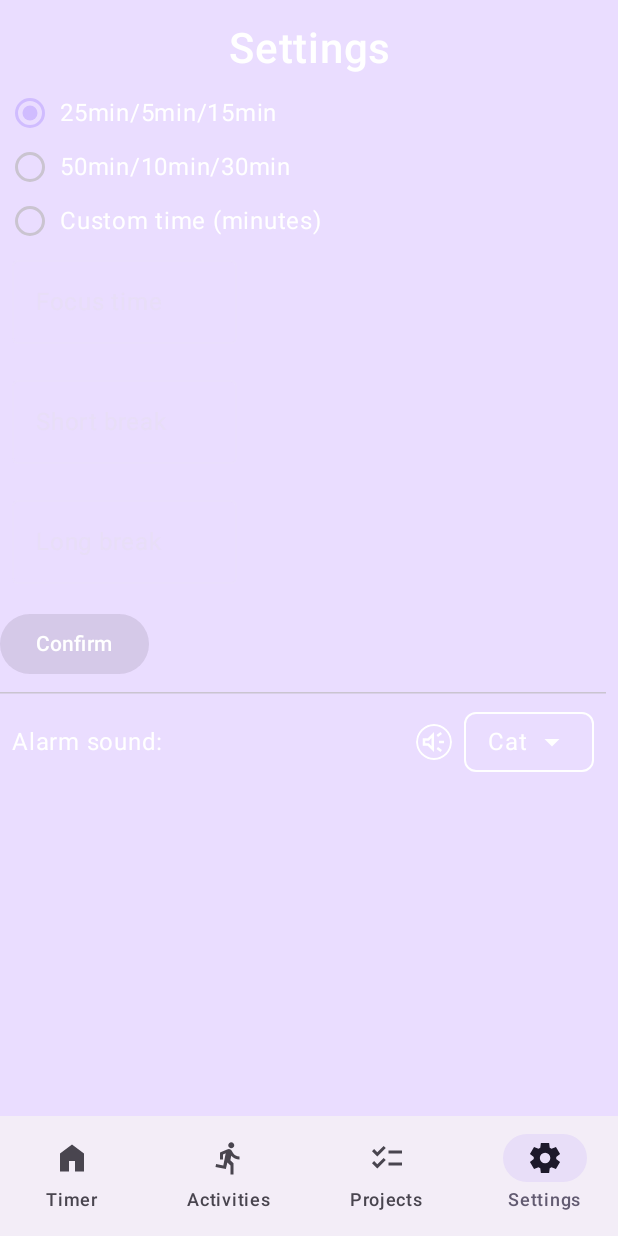
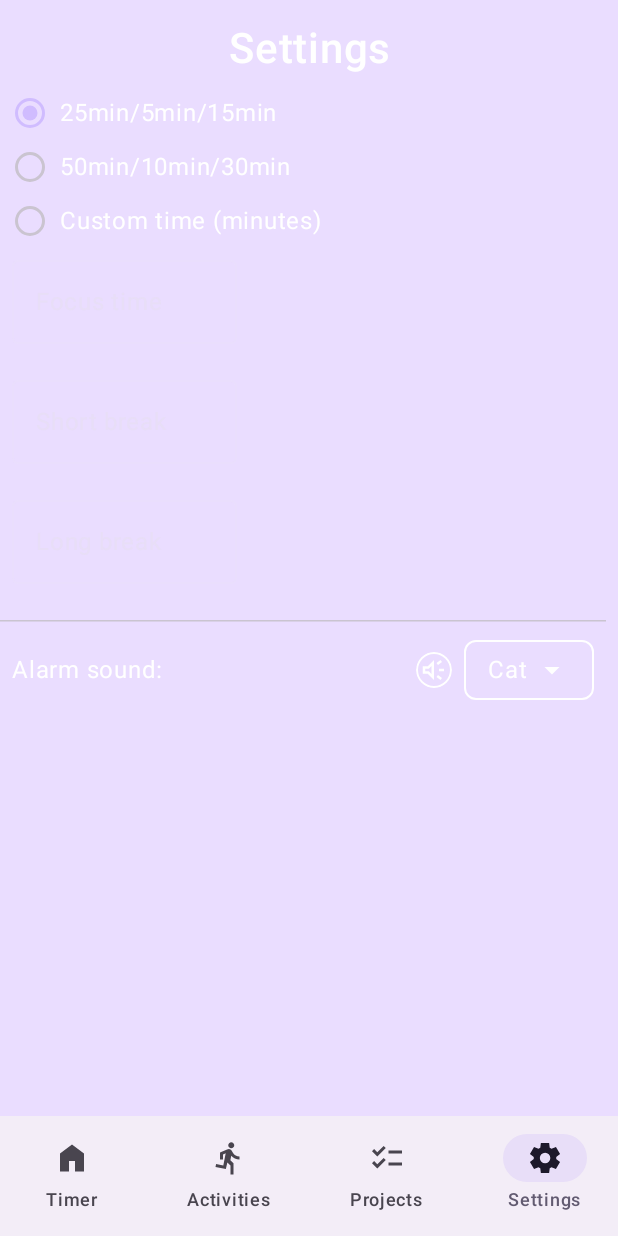
Before and after one commit to VladSavka/-PomodoroTimer, an Android app built with Jetpack Compose: the ProjectsScreen screen opened through its navigation route, item 4 of the bottom bar chosen, on a phone screen of 412 x 824 dp. Run offline under Robolectric (Android 15) with nearby library versions, the phone set to English and light mode, and no system bars; our stand-ins replace Compose Multiplatform resources; libraries missing offline, so code that uses them is left out: com.diamondedge.logging, com.russhwolf.settings, com.tweener.alarmee, dev.icerock.moko; 6 statements that could not run were skipped.

Commit message:
done settings and project  top app bar

```diff
--- a/composeApp/src/commonMain/kotlin/org/timer/main/projects/ProjectsScreen.kt
+++ b/composeApp/src/commonMain/kotlin/org/timer/main/projects/ProjectsScreen.kt
@@ -25,6 +25,7 @@ import androidx.compose.ui.text.style.*
 import androidx.compose.ui.unit.*
 import androidx.lifecycle.compose.*
 import org.koin.compose.viewmodel.*
+import org.timer.main.*
 import org.timer.main.domain.project.*
 
 @Composable
@@ -32,58 +33,116 @@ fun ProjectsScreen(
     modifier: Modifier = Modifier,
     viewModel: ProjectsViewModel = koinViewModel(),
 ) {
-
     val viewState by viewModel.viewState.collectAsStateWithLifecycle()
     var showDialog by remember { mutableStateOf(false) }
+    var prevSize by remember { mutableStateOf(viewState.projects.size) }
+    val lazyListState = rememberLazyListState()
 
-    var prevSize by remember { mutableStateOf(viewState.projects.size) }
-
-    val lazyListState = rememberLazyListState()
     LaunchedEffect(viewState.projects.size) {
         val currentSize = viewState.projects.size
-        if (prevSize > currentSize) {
+        if (prevSize < currentSize && currentSize > 0) {
+            lazyListState.animateScrollToItem(currentSize - 1)
+        }
         prevSize = currentSize
-        } else {
-            prevSize = currentSize
-            lazyListState.animateScrollToItem(lazyListState.layoutInfo.totalItemsCount)
     }
 
-
-    }
-
-    viewState.projects.forEachIndexed { index, project ->
-        LaunchedEffect(project.tasks.size) {
-            if (lazyListState.layoutInfo.totalItemsCount - 1 == index) {
-                lazyListState.animateScrollToItem(index + 1)
+    viewState.projects.forEachIndexed { projectIndex, project ->
+        LaunchedEffect(key1 = project.id, key2 = project.tasks.size) {
+            if (lazyListState.layoutInfo.totalItemsCount > 0 &&
+                lazyListState.layoutInfo.visibleItemsInfo.lastOrNull()?.index == projectIndex &&
+                project.tasks.isNotEmpty()
+            ) {
+                lazyListState.animateScrollBy(200f)
             }
         }
     }
-
 
     val dragDropState =
         rememberDragDropState(lazyListState) { fromIndex, toIndex ->
             viewModel.onProjectsDrugAndDrop(fromIndex, toIndex)
         }
 
-    Box(modifier.fillMaxSize()) {
+    Scaffold(
+        modifier = modifier,
+        containerColor = MaterialTheme.colorScheme.primaryContainer, // Explicitly set screen background
+        floatingActionButton = {
+            FloatingActionButton(
+                onClick = {
+                    viewModel.onProjectTitleUpdate("")
+                    showDialog = true
+                },
+                containerColor = MaterialTheme.colorScheme.primary, // Restored FAB color
+                contentColor = MaterialTheme.colorScheme.onPrimary   // Restored FAB content color
+            ) {
+                Icon(Icons.Filled.Add, "Add Project")
+            }
+        },
+        floatingActionButtonPosition = FabPosition.End
+    ) { paddingValues ->
+        Column(
+            modifier = Modifier
+                .fillMaxSize()
+                .padding(paddingValues)
+            // The Column itself doesn't need a background modifier now,
+            // as it will be on top of the Scaffold's background.
+        ) {
+            val isScrolled = remember {
+                derivedStateOf {
+                    lazyListState.firstVisibleItemIndex > 0 || lazyListState.firstVisibleItemScrollOffset > 0
+                }
+            }
+            val shadowElevation by animateDpAsState(
+                targetValue = if (isScrolled.value) 4.dp else 0.dp,
+                label = "shadowElevation"
+            )
+
+            if (remeberWindowInfo().isSmallScreen()) {
+                Surface(
+                    modifier = Modifier.fillMaxWidth(),
+                    shadowElevation = shadowElevation,
+                    color = MaterialTheme.colorScheme.primaryContainer
+                ) {
+                    Text(
+                        modifier = Modifier
+                            .fillMaxWidth()
+                            .padding(top = 16.dp, bottom = 8.dp),
+                        text = "Projects",
+                        fontSize = 28.sp,
+                        fontWeight = FontWeight.SemiBold,
+                        textAlign = TextAlign.Center,
+                        color = MaterialTheme.colorScheme.onPrimary
+                    )
+                }
+            }
+
             if (viewState.projects.isEmpty()) {
+                Box(
+                    modifier = Modifier
+                        .fillMaxSize()
+                ) {
                     Text(
                         textAlign = TextAlign.Center,
                         modifier = Modifier.align(Alignment.Center),
                         text = "Your project list is empty.\n Add your first project using button below.",
                         color = MaterialTheme.colorScheme.onPrimary
                     )
+                }
             } else {
-            Row(Modifier.padding(horizontal = 16.dp)) {
                 LazyColumn(
-                    modifier = Modifier.dragContainer(dragDropState),
-                    contentPadding = PaddingValues(bottom = 36.dp, top = 8.dp),
+                    modifier = Modifier
+                        .fillMaxWidth()
+                        .weight(1f)
+                        .dragContainer(dragDropState)
+                        .padding(horizontal = 16.dp),
+                    contentPadding = PaddingValues(bottom = 16.dp, top = 8.dp),
                     state = lazyListState,
                 ) {
-                    itemsIndexed(viewState.projects, key = { _, item -> item.id }) { index, item ->
+                    itemsIndexed(
+                        viewState.projects,
+                        key = { _, item -> item.id }) { index, item ->
                         DraggableItem(dragDropState, index) { isDragging ->
                             ProjectItem(
-                                modifier = Modifier.animateItem(),
+                                modifier = Modifier.animateItem(), // Changed from animateItem()
                                 project = item,
                                 isDrugging = isDragging,
                                 onDeleteClick = { viewModel.removeProject(it) },
@@ -112,7 +171,11 @@ fun ProjectsScreen(
                                     viewModel.onSubmitEditProjectName(id, name)
                                 },
                                 onSubmitEditTaskDescription = { projectId, taskId, name ->
-                                    viewModel.onSubmitEditTaskDescription(projectId, taskId, name)
+                                    viewModel.onSubmitEditTaskDescription(
+                                        projectId,
+                                        taskId,
+                                        name
+                                    )
                                 },
                                 onDeleteTaskClick = { projectId, taskId ->
                                     viewModel.onDeleteTaskClick(projectId, taskId)
@@ -121,21 +184,8 @@ fun ProjectsScreen(
                             Spacer(modifier = Modifier.size(8.dp))
                         }
                     }
-
                 }
             }
-        }
-
-        FloatingActionButton(
-            modifier = Modifier.align(Alignment.BottomEnd).padding(16.dp),
-            onClick = {
-                viewModel.onProjectTitleUpdate("")
-                showDialog = true
-            },
-            containerColor = MaterialTheme.colorScheme.primary,
-            contentColor = MaterialTheme.colorScheme.onPrimary
-        ) {
-            Icon(Icons.Filled.Add, "Add Project")
         }
     }
 
--- a/composeApp/src/commonMain/kotlin/org/timer/main/settings/SettingsDialogScreen.kt
+++ b/composeApp/src/commonMain/kotlin/org/timer/main/settings/SettingsDialogScreen.kt
@@ -40,7 +40,6 @@ fun SettingsDialogScreen(
             "Custom time (minutes)"
         ),
         isDialogVisible = { isDialogVisible(it) },
-        onItemSelected = { viewModel.onPresetConfirmed() },
         viewModel,
         viewState
     )
@@ -51,7 +50,6 @@ fun SingleChoiceDialog(
     title: String,
     radioOptions: List<String>,
     isDialogVisible: (Boolean) -> Unit,
-    onItemSelected: () -> Unit,
     viewModel: SettingsViewModel,
     viewState: SettingsViewState
 ) {
@@ -72,7 +70,6 @@ fun SingleChoiceDialog(
                 viewModel,
                 viewState,
                 isSmallScreen,
-                onItemSelected
             )
 
         }
@@ -91,15 +88,9 @@ fun SingleChoiceDialog(
             onDismissRequest = {
                 isDialogVisible(false)
             },
-            dismissButton = {
-                TextButton(onClick = { isDialogVisible(false) }) {
-                    Text(text = "Dismiss")
-                }
-            },
             confirmButton = {
-                TextButton(enabled = viewState.isWebConfirmEnabled, onClick = {
+                TextButton(onClick = {
                     isDialogVisible(false)
-                    onItemSelected()
                 }) {
                     Text(text = "Confirm")
                 }
@@ -115,7 +106,6 @@ fun Content(
     viewModel: SettingsViewModel,
     viewState: SettingsViewState,
     isSmallScreen: Boolean,
-    onItemSelected: () -> Unit = {}
 ) {
     val scrollState = rememberScrollState()
     val keyboard = LocalSoftwareKeyboardController.current
@@ -143,17 +133,6 @@ fun Content(
                 .padding(end = 8.dp) // Add padding to the end of the column
         ) {
             TimerSettingsContent(items, viewModel, viewState, isSmallScreen)
-            if (isSmallScreen) {
-                Button(enabled = viewState.isMobileConfirmEnabled, onClick = {
-                    keyboard?.hide()
-                    focusManager.clearFocus()
-                    onItemSelected()
-                }) {
-                    Text(
-                        text = "Confirm", color = MaterialTheme.colorScheme.onPrimary
-                    )
-                }
-            }
             HorizontalDivider(modifier = Modifier.padding(vertical = 8.dp)) // Adjust padding as needed
             AlarmSoundContent(viewState, viewModel, isSmallScreen)
         }
@@ -187,7 +166,7 @@ private fun TimerSettingsContent(
                         OutlinedTextField(
                             value = viewState.pomodoroMinutes,
                             onValueChange = {
-                                if (it.isEmpty() || it.isDigits()) viewModel.updateFocusMinutes(it)
+                                if (it.isEmpty() || it.isDigits()) viewModel.updatePomodoroMinutes(it)
                             },
                             label = { Text("Focus time") },
                             singleLine = true,
```
Also changed, not shown: composeApp/src/commonMain/kotlin/org/timer/main/settings/SettingsViewModel.kt (+39 -69 lines), 3 other files. Lines whose indentation alone changed are shown as unchanged.
